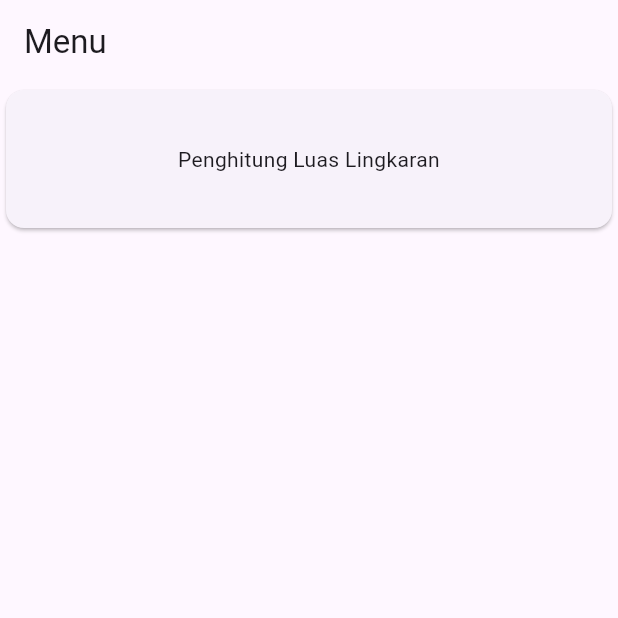
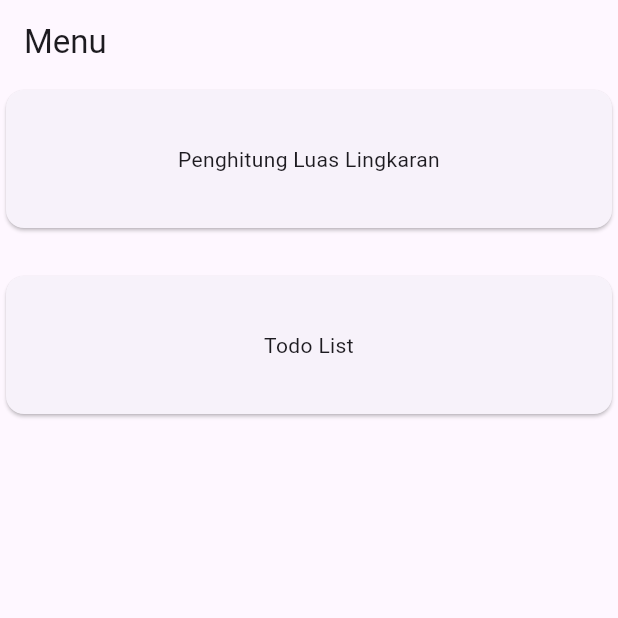
Before and after one commit to abdillahfaiz/flutter_basic, a Flutter app: the screen it shows after launch, on a phone screen of 412 x 824 dp, the top half of it. Run offline on Flutter 3.47's test engine with Material 3 defaults, Android fonts, the phone set to English and light mode, and no system bars.

Commit message:
feat(todolist):

```diff
--- a/lib/circular_area/provider/circular_model.dart
+++ b/lib/circular_area/provider/circular_model.dart
@@ -6,7 +6,6 @@ class CircularModel extends ChangeNotifier {
 
   double result = 0;
 
-
   void calculate(double jariJari) {
     result = pi * jariJari * jariJari;
     notifyListeners();
--- a/lib/menu_screen.dart
+++ b/lib/menu_screen.dart
@@ -28,6 +28,26 @@ class MenuScreen extends StatelessWidget {
               ),
             ),
           ),
+          SizedBox(
+            height: 24,
+          ),
+          InkWell(
+            onTap: () {
+              Navigator.pushNamed(context, '/todolist');
+            },
+            child: SizedBox(
+              width: double.infinity,
+              height: 100,
+              child: Card(
+                child: Center(
+                  child: Text(
+                    'Todo List',
+                    textAlign: TextAlign.center,
+                  ),
+                ),
+              ),
+            ),
+          ),
         ],
       ),
     );
--- /dev/null
+++ b/lib/todolist/provider/todolist_model.dart
@@ -0,0 +1,15 @@
+import 'package:flutter/material.dart';
+
+class TodolistModel extends ChangeNotifier {
+  List<String> todo = ['Dayat', 'Rafi'];
+
+  void addData(String data) {
+    todo.add(data);
+    notifyListeners();
+  }
+
+  void removeData(int index) {
+    todo.removeAt(index);
+    notifyListeners();
+  }
+}
```
Also changed, not shown: lib/main.dart (+15 -4 lines), lib/todolist/ui/todolist_screen.dart (added, +59 -0 lines).
